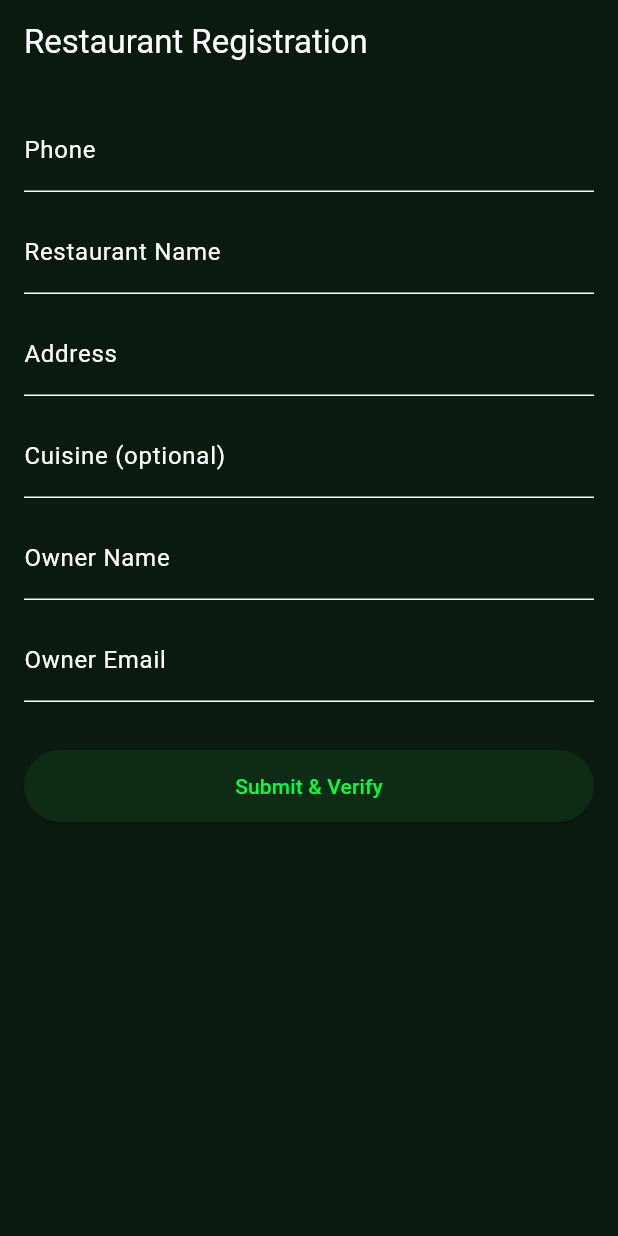
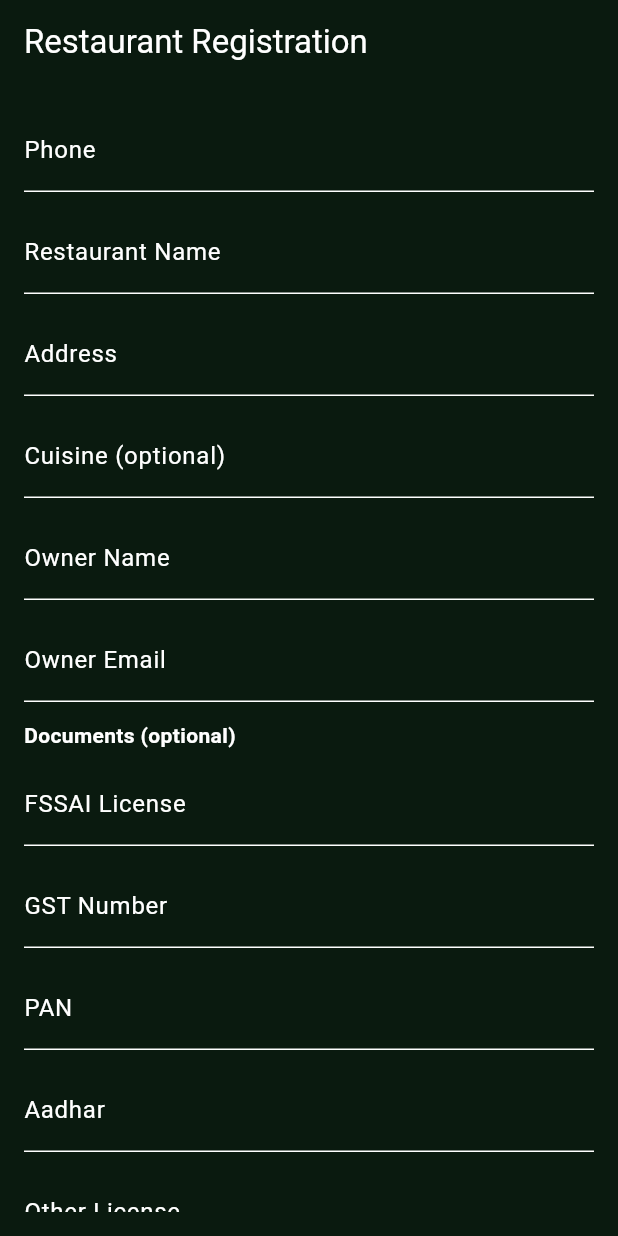
Before and after one commit to sumanDev61/maa-sharda-restaurant-app, a Flutter app: the PartnerRegisterScreen screen opened by its route, on a phone screen of 412 x 824 dp. Run offline on Flutter 3.47's test engine with Material 3 defaults, Android fonts, the phone set to English and light mode, and no system bars; our stand-ins replace flutter_local_notifications, flutter_riverpod, geolocator, go_router, image_picker, shared_preferences; accounts and stored records are empty.

Commit message:
feat(profile,orders,auth): add document fields and improve status mapping
- Add optional document fields (FSSAI, GST, PAN, Aadhar, License) to partner registration
- Display uploaded documents in the profile screen
- Refactor order status mapping to be more robust and handle variations
- Implement automatic status polling on the review screen

```diff
--- a/lib/src/features/auth/login_screen.dart
+++ b/lib/src/features/auth/login_screen.dart
@@ -1,3 +1,4 @@
+import 'dart:async';
 import 'package:flutter/material.dart';
 import 'package:go_router/go_router.dart';
 import '../../core/api/api_client.dart';
@@ -224,8 +225,28 @@ class _PartnerRegisterScreenState extends State<PartnerRegisterScreen> {
   final _ownerName = TextEditingController();
   final _ownerEmail = TextEditingController();
   final _cuisine = TextEditingController();
+  final _fssai = TextEditingController();
+  final _gst = TextEditingController();
+  final _pan = TextEditingController();
+  final _aadhar = TextEditingController();
+  final _license = TextEditingController();
   bool _loading = false;
   String? _error;
+
+  @override
+  void dispose() {
+    _name.dispose();
+    _address.dispose();
+    _ownerName.dispose();
+    _ownerEmail.dispose();
+    _cuisine.dispose();
+    _fssai.dispose();
+    _gst.dispose();
+    _pan.dispose();
+    _aadhar.dispose();
+    _license.dispose();
+    super.dispose();
+  }
 
   Future<void> _register() async {
     final phone = widget.args?.phone ?? '';
@@ -233,19 +254,34 @@ class _PartnerRegisterScreenState extends State<PartnerRegisterScreen> {
       setState(() => _error = 'Name and address required');
       return;
     }
+    final docs = <String, String>{};
+    final fssai = _fssai.text.trim();
+    final gst = _gst.text.trim();
+    final pan = _pan.text.trim();
+    final aadhar = _aadhar.text.trim();
+    final license = _license.text.trim();
+    if (fssai.isNotEmpty) docs['fssai'] = fssai;
+    if (gst.isNotEmpty) docs['gst'] = gst;
+    if (pan.isNotEmpty) docs['pan'] = pan;
+    if (aadhar.isNotEmpty) docs['aadhar'] = aadhar;
+    if (license.isNotEmpty) docs['license'] = license;
     setState(() {
       _loading = true;
       _error = null;
     });
     try {
-      final res = await ApiClient().post('/v1/partner/auth/register', body: {
+      final body = {
         'phone': phone,
         'name': _name.text.trim(),
         'address': _address.text.trim(),
         'owner_name': _ownerName.text.trim(),
         'owner_email': _ownerEmail.text.trim(),
         'cuisines': _cuisine.text.trim().isNotEmpty ? [_cuisine.text.trim()] : [],
-      });
+      };
+      if (docs.isNotEmpty) {
+        body['documents'] = docs;
+      }
+      final res = await ApiClient().post('/v1/partner/auth/register', body: body);
       final data = (res as Map<String, dynamic>)['data'] as Map<String, dynamic>;
       final rid = data['restaurant_id']?.toString() ?? '';
       final otp = data['otp']?.toString();
@@ -301,6 +337,33 @@ class _PartnerRegisterScreenState extends State<PartnerRegisterScreen> {
               decoration: const InputDecoration(labelText: 'Owner Email'),
             ),
             const SizedBox(height: 12),
+            const Text('Documents (optional)', style: TextStyle(fontWeight: FontWeight.w700)),
+            const SizedBox(height: 8),
+            TextField(
+              controller: _fssai,
+              decoration: const InputDecoration(labelText: 'FSSAI License'),
+            ),
+            const SizedBox(height: 12),
+            TextField(
+              controller: _gst,
+              decoration: const InputDecoration(labelText: 'GST Number'),
+            ),
+            const SizedBox(height: 12),
+            TextField(
+              controller: _pan,
+              decoration: const InputDecoration(labelText: 'PAN'),
+            ),
+            const SizedBox(height: 12),
+            TextField(
+              controller: _aadhar,
+              decoration: const InputDecoration(labelText: 'Aadhar'),
+            ),
+            const SizedBox(height: 12),
+            TextField(
+              controller: _license,
+              decoration: const InputDecoration(labelText: 'Other License'),
+            ),
+            const SizedBox(height: 12),
             if (_error != null) Text(_error!, style: const TextStyle(color: Colors.red)),
             const SizedBox(height: 20),
             SizedBox(
@@ -328,9 +391,25 @@ class PartnerReviewScreen extends StatefulWidget {
 class _PartnerReviewScreenState extends State<PartnerReviewScreen> {
   String _status = PartnerSession().approvalStatus ?? 'inReview';
   bool _loading = false;
+  bool _checking = false;
+  Timer? _poller;
 
-  Future<void> _checkStatus() async {
-    setState(() => _loading = true);
+  @override
+  void initState() {
+    super.initState();
+    _poller = Timer.periodic(const Duration(seconds: 15), (_) => _checkStatus(showLoading: false));
+  }
+
+  @override
+  void dispose() {
+    _poller?.cancel();
+    super.dispose();
+  }
+
+  Future<void> _checkStatus({bool showLoading = true}) async {
+    if (_checking) return;
+    _checking = true;
+    if (showLoading) setState(() => _loading = true);
     try {
       final res = await ApiClient().get('/v1/partner/profile') as Map<String, dynamic>;
       final data = res['data'] as Map<String, dynamic>? ?? {};
@@ -348,7 +427,8 @@ class _PartnerReviewScreenState extends State<PartnerReviewScreen> {
       }
     } catch (_) {
     } finally {
-      if (mounted) setState(() => _loading = false);
+      _checking = false;
+      if (mounted && showLoading) setState(() => _loading = false);
     }
   }
 
--- a/lib/src/features/profile/profile_screen.dart
+++ b/lib/src/features/profile/profile_screen.dart
@@ -71,10 +71,25 @@ class _ProfileScreenState extends State<ProfileScreen> {
                   _ProfileTile(label: 'Store Status', value: _profile['status']?.toString() ?? 'Inactive'),
                   _ProfileTile(label: 'Owner Name', value: _profile['owner_name']?.toString() ?? ''),
                   _ProfileTile(label: 'Owner Email', value: _profile['owner_email']?.toString() ?? ''),
+                  ..._buildDocumentTiles(_profile['documents']),
                 ],
               ],
             ),
           );
+  }
+
+  List<Widget> _buildDocumentTiles(dynamic docsRaw) {
+    if (docsRaw is! Map) return const [];
+    final docs = docsRaw.cast<String, dynamic>();
+    final entries = <MapEntry<String, String>>[
+      MapEntry('FSSAI License', docs['fssai']?.toString() ?? ''),
+      MapEntry('GST Number', docs['gst']?.toString() ?? ''),
+      MapEntry('PAN', docs['pan']?.toString() ?? ''),
+      MapEntry('Aadhar', docs['aadhar']?.toString() ?? ''),
+      MapEntry('Other License', docs['license']?.toString() ?? ''),
+    ].where((e) => e.value.isNotEmpty).toList();
+    if (entries.isEmpty) return const [];
+    return entries.map((e) => _ProfileTile(label: e.key, value: e.value)).toList();
   }
 }
 
```
Also changed, not shown: lib/src/features/orders/data/partner_orders_api.dart (+25 -17 lines).
